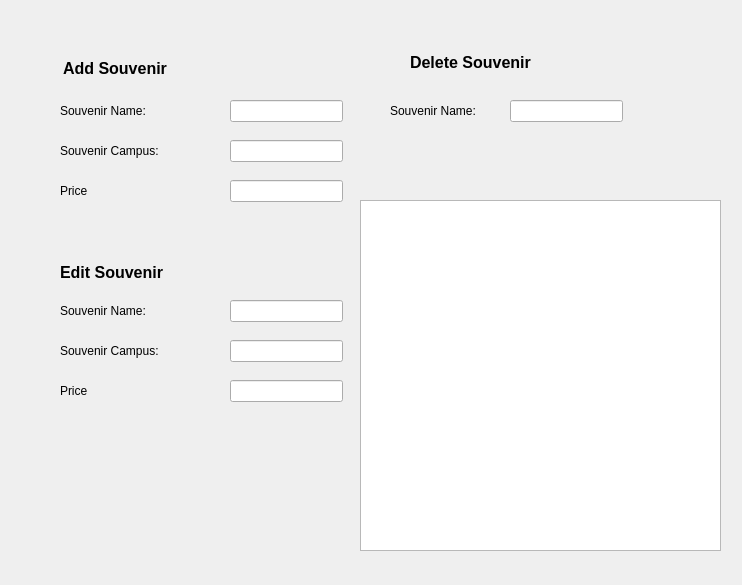
First picture: the form in edit_souvenirs.ui, repository awiswasi/AngryNerds, before the edit.
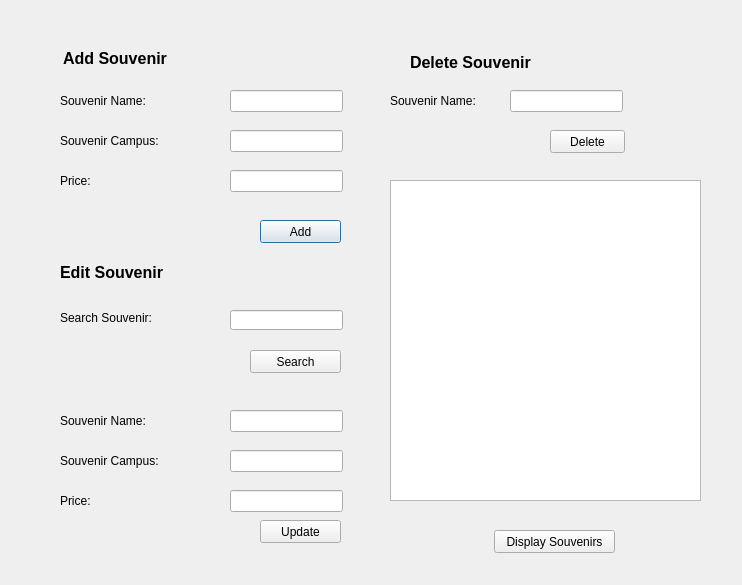
Second picture: the form after the edit.

```diff
--- a/edit_souvenirs.ui
+++ b/edit_souvenirs.ui
@@ -13,16 +13,6 @@
   <property name="windowTitle">
    <string>Dialog</string>
   </property>
-  <widget class="QTableWidget" name="tableWidget">
-   <property name="geometry">
-    <rect>
-     <x>360</x>
-     <y>200</y>
-     <width>361</width>
-     <height>351</height>
-    </rect>
-   </property>
-  </widget>
   <widget class="QLabel" name="label_3">
    <property name="geometry">
     <rect>
@@ -47,7 +37,7 @@
    <property name="geometry">
     <rect>
      <x>230</x>
-     <y>140</y>
+     <y>130</y>
      <width>113</width>
      <height>22</height>
     </rect>
@@ -57,7 +47,7 @@
    <property name="geometry">
     <rect>
      <x>60</x>
-     <y>90</y>
+     <y>80</y>
      <width>121</width>
      <height>41</height>
     </rect>
@@ -70,7 +60,7 @@
    <property name="geometry">
     <rect>
      <x>510</x>
-     <y>100</y>
+     <y>90</y>
      <width>113</width>
      <height>22</height>
     </rect>
@@ -80,7 +70,7 @@
    <property name="geometry">
     <rect>
      <x>390</x>
-     <y>90</y>
+     <y>80</y>
      <width>121</width>
      <height>41</height>
     </rect>
@@ -93,7 +83,7 @@
    <property name="geometry">
     <rect>
      <x>60</x>
-     <y>130</y>
+     <y>120</y>
      <width>171</width>
      <height>41</height>
     </rect>
@@ -106,7 +96,7 @@
    <property name="geometry">
     <rect>
      <x>230</x>
-     <y>100</y>
+     <y>90</y>
      <width>113</width>
      <height>22</height>
     </rect>
@@ -116,20 +106,20 @@
    <property name="geometry">
     <rect>
      <x>60</x>
+     <y>160</y>
+     <width>171</width>
+     <height>41</height>
+    </rect>
+   </property>
+   <property name="text">
+    <string>Price:</string>
+   </property>
+  </widget>
+  <widget class="QLineEdit" name="cost_txt">
+   <property name="geometry">
+    <rect>
+     <x>230</x>
      <y>170</y>
-     <width>171</width>
-     <height>41</height>
-    </rect>
-   </property>
-   <property name="text">
-    <string>Price</string>
-   </property>
-  </widget>
-  <widget class="QLineEdit" name="lineEdit_4">
-   <property name="geometry">
-    <rect>
-     <x>230</x>
-     <y>180</y>
      <width>113</width>
      <height>22</height>
     </rect>
@@ -139,20 +129,20 @@
    <property name="geometry">
     <rect>
      <x>60</x>
-     <y>370</y>
+     <y>480</y>
      <width>171</width>
      <height>41</height>
     </rect>
    </property>
    <property name="text">
-    <string>Price</string>
+    <string>Price:</string>
    </property>
   </widget>
   <widget class="QLabel" name="label_10">
    <property name="geometry">
     <rect>
      <x>60</x>
-     <y>290</y>
+     <y>400</y>
      <width>121</width>
      <height>41</height>
     </rect>
@@ -165,7 +155,7 @@
    <property name="geometry">
     <rect>
      <x>60</x>
-     <y>330</y>
+     <y>440</y>
      <width>171</width>
      <height>41</height>
     </rect>
@@ -178,7 +168,7 @@
    <property name="geometry">
     <rect>
      <x>230</x>
-     <y>340</y>
+     <y>450</y>
      <width>113</width>
      <height>22</height>
     </rect>
@@ -188,7 +178,7 @@
    <property name="geometry">
     <rect>
      <x>230</x>
-     <y>380</y>
+     <y>490</y>
      <width>113</width>
      <height>22</height>
     </rect>
@@ -198,7 +188,7 @@
    <property name="geometry">
     <rect>
      <x>230</x>
-     <y>300</y>
+     <y>410</y>
      <width>113</width>
      <height>22</height>
     </rect>
@@ -208,7 +198,7 @@
    <property name="geometry">
     <rect>
      <x>63</x>
-     <y>53</y>
+     <y>43</y>
      <width>191</width>
      <height>31</height>
     </rect>
@@ -244,6 +234,104 @@
     <string>Edit Souvenir </string>
    </property>
   </widget>
+  <widget class="QPushButton" name="pushButton">
+   <property name="geometry">
+    <rect>
+     <x>260</x>
+     <y>220</y>
+     <width>81</width>
+     <height>23</height>
+    </rect>
+   </property>
+   <property name="text">
+    <string>Add</string>
+   </property>
+  </widget>
+  <widget class="QPushButton" name="pushButton_2">
+   <property name="geometry">
+    <rect>
+     <x>260</x>
+     <y>520</y>
+     <width>81</width>
+     <height>23</height>
+    </rect>
+   </property>
+   <property name="text">
+    <string>Update</string>
+   </property>
+  </widget>
+  <widget class="QPushButton" name="displaySouvenirsButton">
+   <property name="geometry">
+    <rect>
+     <x>494</x>
+     <y>530</y>
+     <width>121</width>
+     <height>23</height>
+    </rect>
+   </property>
+   <property name="text">
+    <string>Display Souvenirs</string>
+   </property>
+  </widget>
+  <widget class="QPushButton" name="pushButton_4">
+   <property name="geometry">
+    <rect>
+     <x>550</x>
+     <y>130</y>
+     <width>75</width>
+     <height>23</height>
+    </rect>
+   </property>
+   <property name="text">
+    <string>Delete</string>
+   </property>
+  </widget>
+  <widget class="QTableView" name="tableView">
+   <property name="geometry">
+    <rect>
+     <x>390</x>
+     <y>180</y>
+     <width>311</width>
+     <height>321</height>
+    </rect>
+   </property>
+  </widget>
+  <widget class="QLabel" name="label">
+   <property name="geometry">
+    <rect>
+     <x>60</x>
+     <y>310</y>
+     <width>91</width>
+     <height>16</height>
+    </rect>
+   </property>
+   <property name="text">
+    <string>Search Souvenir:</string>
+   </property>
+  </widget>
+  <widget class="QPushButton" name="searchSouvenirButton">
+   <property name="geometry">
+    <rect>
+     <x>250</x>
+     <y>350</y>
+     <width>91</width>
+     <height>23</height>
+    </rect>
+   </property>
+   <property name="text">
+    <string>Search</string>
+   </property>
+  </widget>
+  <widget class="QLineEdit" name="searchSouvenirs_txt">
+   <property name="geometry">
+    <rect>
+     <x>230</x>
+     <y>310</y>
+     <width>113</width>
+     <height>20</height>
+    </rect>
+   </property>
+  </widget>
  </widget>
  <resources/>
  <connections/>
```
Left out of the diff: 12 changed lines with no effect on the pictures.
